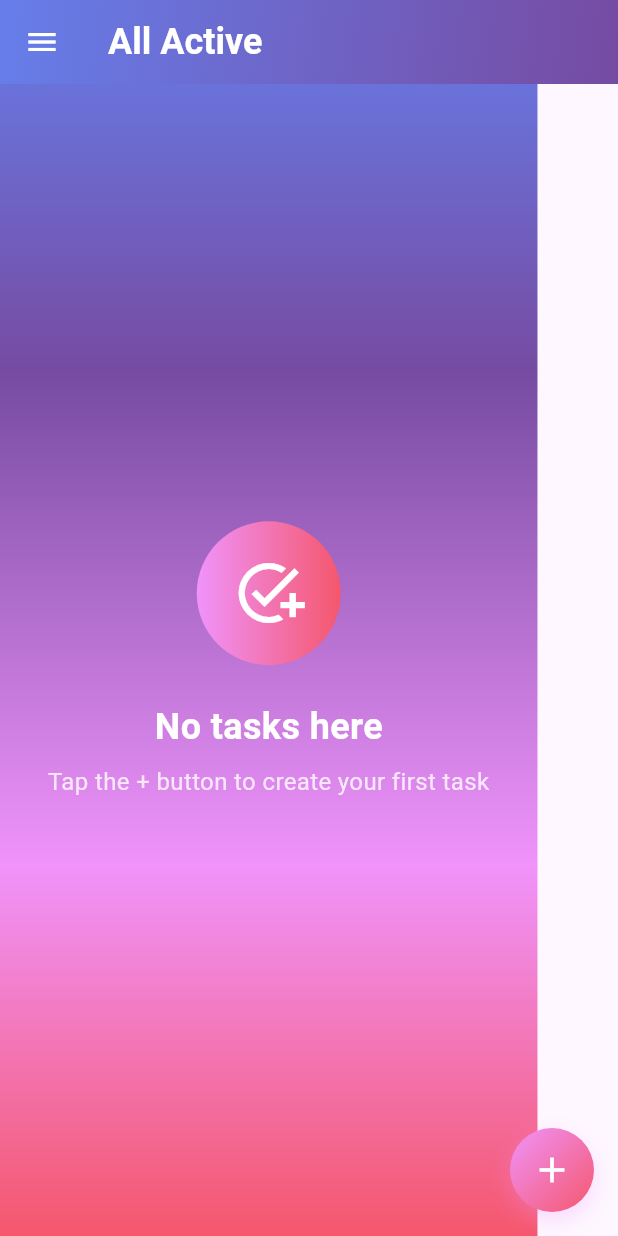
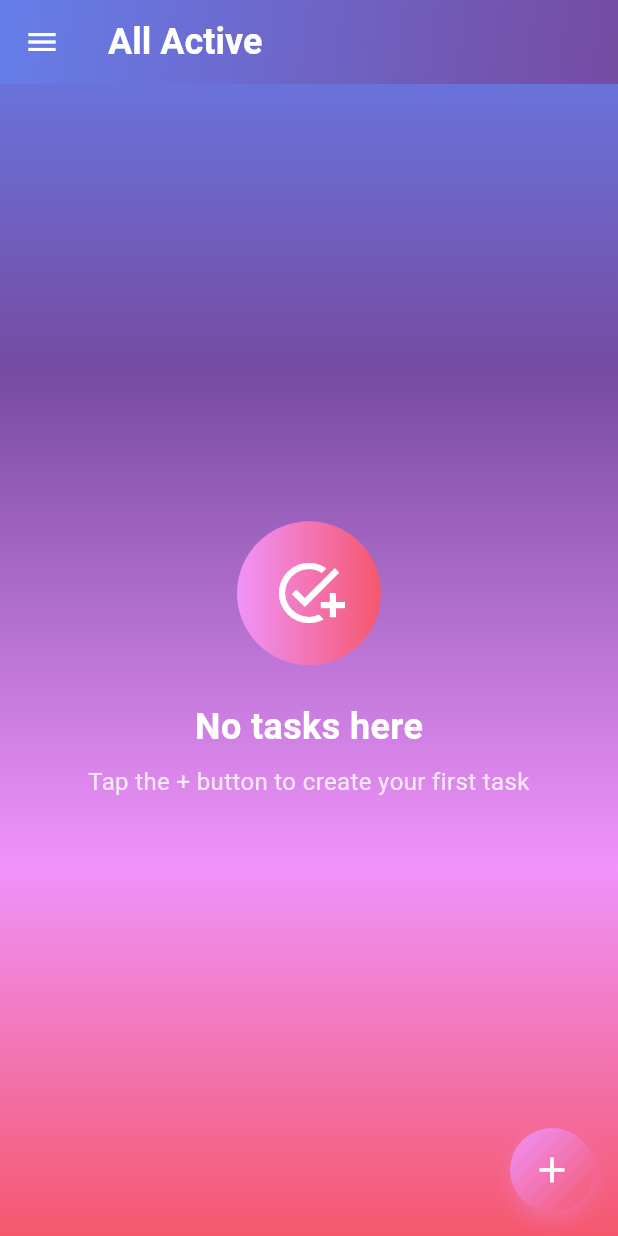
Before and after one commit to uzairhassan375/Ai-Assistant, a Flutter app: the screen it shows after launch, on a phone screen of 412 x 824 dp. Run offline on Flutter 3.47's test engine with Material 3 defaults, Android fonts, the light colour scheme and no system bars; our stand-ins replace cloud_firestore, connectivity_plus, firebase_auth, firebase_core, flutter_dotenv, flutter_local_notifications and 5 more; accounts and stored records are empty.

Commit message:
done white screen issue fixed

```diff
--- a/lib/screens/home_screen.dart
+++ b/lib/screens/home_screen.dart
@@ -301,6 +301,8 @@ class _HomeScreenState extends State<HomeScreen> {
         ),
       ),
       body: Container(
+        width: double.infinity,
+        height: double.infinity,
         decoration: const BoxDecoration(
           gradient: LinearGradient(
             begin: Alignment.topCenter,
@@ -315,6 +317,9 @@ class _HomeScreenState extends State<HomeScreen> {
           ),
         ),
         child: SafeArea(
+          child: SizedBox(
+            width: double.infinity,
+            height: double.infinity,
             child: _selectedIndex == 0
                 ? TasksView(key: ValueKey(_currentFilter), filter: _currentFilter)
                 : _selectedIndex == 1
@@ -333,6 +338,7 @@ class _HomeScreenState extends State<HomeScreen> {
                       color: Colors.transparent,
                     ),
                     child: const SettingsScreen(),
+                  ),
           ),
         ),
       ),
@@ -698,6 +704,8 @@ class _TasksViewState extends State<TasksView> {
         builder: (context, snapshot) {
           if (snapshot.connectionState == ConnectionState.waiting) {
             return Container(
+              width: double.infinity,
+              height: double.infinity,
               padding: const EdgeInsets.all(32),
               decoration: const BoxDecoration(
                 color: Colors.transparent,
@@ -733,6 +741,8 @@ class _TasksViewState extends State<TasksView> {
           if (snapshot.hasError) {
             final error = snapshot.error;
             return Container(
+              width: double.infinity,
+              height: double.infinity,
               padding: const EdgeInsets.all(32),
               decoration: const BoxDecoration(
                 color: Colors.transparent,
@@ -780,6 +790,8 @@ class _TasksViewState extends State<TasksView> {
           final tasks = snapshot.data ?? [];
           if (tasks.isEmpty) {
             return Container(
+              width: double.infinity,
+              height: double.infinity,
               padding: const EdgeInsets.all(32),
               decoration: const BoxDecoration(
                 color: Colors.transparent,
@@ -899,6 +911,8 @@ class _TasksViewState extends State<TasksView> {
       builder: (context, snapshot) {
         if (snapshot.connectionState == ConnectionState.waiting) {
           return Container(
+            width: double.infinity,
+            height: double.infinity,
             padding: const EdgeInsets.all(32),
             decoration: const BoxDecoration(
               color: Colors.transparent,
@@ -934,6 +948,8 @@ class _TasksViewState extends State<TasksView> {
         if (snapshot.hasError) {
           final error = snapshot.error;
           return Container(
+            width: double.infinity,
+            height: double.infinity,
             padding: const EdgeInsets.all(32),
             decoration: const BoxDecoration(
               color: Colors.transparent,
@@ -981,6 +997,8 @@ class _TasksViewState extends State<TasksView> {
         final tasks = snapshot.data ?? [];
         if (tasks.isEmpty) {
           return Container(
+            width: double.infinity,
+            height: double.infinity,
             padding: const EdgeInsets.all(32),
             decoration: const BoxDecoration(
               color: Colors.transparent,
```
Lines whose indentation alone changed are shown as unchanged.
